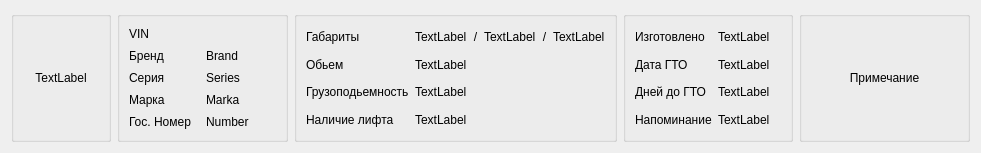
This is Modules/Autopark/Delegat/MainDelegatAutopark/maindelegatewidgetautopark.ui in Sakton/CONVEYANCE_Q as Qt 5 draws it before an edit. The edited form follows.
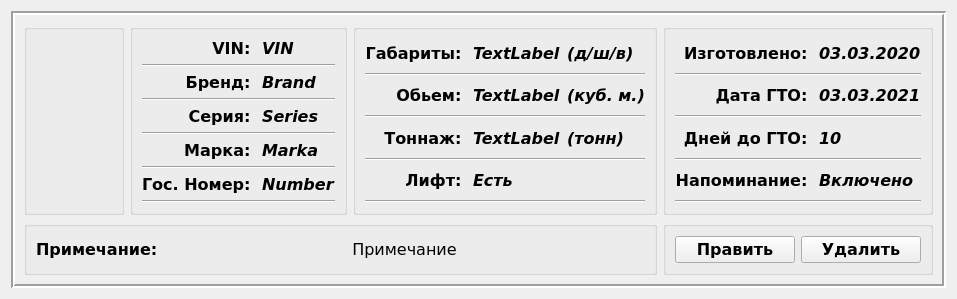
This is the edited form. Icons and pictures are not drawn.

```diff
--- a/Modules/Autopark/Delegat/MainDelegatAutopark/maindelegatewidgetautopark.ui
+++ b/Modules/Autopark/Delegat/MainDelegatAutopark/maindelegatewidgetautopark.ui
@@ -6,12 +6,12 @@
    <rect>
     <x>0</x>
     <y>0</y>
-    <width>981</width>
-    <height>153</height>
+    <width>944</width>
+    <height>295</height>
    </rect>
   </property>
   <property name="sizePolicy">
-   <sizepolicy hsizetype="Minimum" vsizetype="Maximum">
+   <sizepolicy hsizetype="Preferred" vsizetype="Minimum">
     <horstretch>0</horstretch>
     <verstretch>0</verstretch>
    </sizepolicy>
@@ -21,68 +21,269 @@
   </property>
   <layout class="QGridLayout" name="gridLayout_2">
    <item row="0" column="0">
+    <widget class="QFrame" name="frame">
+     <property name="frameShape">
+      <enum>QFrame::Box</enum>
+     </property>
+     <property name="frameShadow">
+      <enum>QFrame::Sunken</enum>
+     </property>
+     <property name="lineWidth">
+      <number>2</number>
+     </property>
+     <layout class="QGridLayout" name="gridLayout_12">
+      <item row="0" column="0">
     <layout class="QGridLayout" name="gridLayout">
-     <item row="0" column="3">
-      <widget class="QGroupBox" name="groupBox_3">
+        <item row="0" column="2">
+         <widget class="QGroupBox" name="groupBox_2">
        <property name="title">
         <string/>
        </property>
-       <layout class="QGridLayout" name="gridLayout_9">
+          <layout class="QGridLayout" name="gridLayout_7">
         <item row="0" column="0">
-         <layout class="QGridLayout" name="gridLayout_8">
-          <item row="0" column="0">
-           <widget class="QLabel" name="label_13">
+            <layout class="QGridLayout" name="gridLayout_6">
+             <item row="2" column="2">
+              <widget class="QLabel" name="label_12">
+               <property name="font">
+                <font>
+                 <family>Verdana</family>
+                 <pointsize>12</pointsize>
+                 <weight>75</weight>
+                 <italic>true</italic>
+                 <bold>true</bold>
+                </font>
+               </property>
             <property name="text">
-             <string>Изготовлено</string>
+                <string>(куб. м.)</string>
             </property>
            </widget>
           </item>
           <item row="2" column="0">
-           <widget class="QLabel" name="label_21">
+              <widget class="QLabel" name="label_7">
+               <property name="font">
+                <font>
+                 <family>Verdana</family>
+                 <pointsize>12</pointsize>
+                 <weight>75</weight>
+                 <bold>true</bold>
+                </font>
+               </property>
             <property name="text">
-             <string>Дней до ГТО</string>
+                <string>Обьем: </string>
+               </property>
+               <property name="alignment">
+                <set>Qt::AlignRight|Qt::AlignTrailing|Qt::AlignVCenter</set>
+               </property>
+              </widget>
+             </item>
+             <item row="0" column="0">
+              <widget class="QLabel" name="label_6">
+               <property name="sizePolicy">
+                <sizepolicy hsizetype="Preferred" vsizetype="Preferred">
+                 <horstretch>0</horstretch>
+                 <verstretch>0</verstretch>
+                </sizepolicy>
+               </property>
+               <property name="font">
+                <font>
+                 <family>Verdana</family>
+                 <pointsize>12</pointsize>
+                 <weight>75</weight>
+                 <bold>true</bold>
+                </font>
+               </property>
+               <property name="text">
+                <string>Габариты: </string>
+               </property>
+               <property name="alignment">
+                <set>Qt::AlignRight|Qt::AlignTrailing|Qt::AlignVCenter</set>
             </property>
            </widget>
           </item>
           <item row="2" column="1">
-           <widget class="QLabel" name="labelDayTo">
+              <widget class="QLabel" name="labelSpace">
+               <property name="sizePolicy">
+                <sizepolicy hsizetype="Preferred" vsizetype="Preferred">
+                 <horstretch>0</horstretch>
+                 <verstretch>0</verstretch>
+                </sizepolicy>
+               </property>
+               <property name="font">
+                <font>
+                 <family>Verdana</family>
+                 <pointsize>12</pointsize>
+                 <weight>75</weight>
+                 <italic>true</italic>
+                 <bold>true</bold>
+                </font>
+               </property>
             <property name="text">
              <string>TextLabel</string>
             </property>
            </widget>
           </item>
-          <item row="1" column="0">
-           <widget class="QLabel" name="label_15">
+             <item row="6" column="1">
+              <widget class="QLabel" name="labelLift">
+               <property name="sizePolicy">
+                <sizepolicy hsizetype="Preferred" vsizetype="Preferred">
+                 <horstretch>0</horstretch>
+                 <verstretch>0</verstretch>
+                </sizepolicy>
+               </property>
+               <property name="font">
+                <font>
+                 <family>Verdana</family>
+                 <pointsize>12</pointsize>
+                 <weight>75</weight>
+                 <italic>true</italic>
+                 <bold>true</bold>
+                </font>
+               </property>
             <property name="text">
-             <string>Дата ГТО</string>
+                <string>Есть</string>
+               </property>
+              </widget>
+             </item>
+             <item row="4" column="0">
+              <widget class="QLabel" name="label_9">
+               <property name="font">
+                <font>
+                 <family>Verdana</family>
+                 <pointsize>12</pointsize>
+                 <weight>75</weight>
+                 <bold>true</bold>
+                </font>
+               </property>
+               <property name="text">
+                <string>Тоннаж: </string>
+               </property>
+               <property name="alignment">
+                <set>Qt::AlignRight|Qt::AlignTrailing|Qt::AlignVCenter</set>
+               </property>
+              </widget>
+             </item>
+             <item row="7" column="0" colspan="3">
+              <widget class="Line" name="line_9">
+               <property name="orientation">
+                <enum>Qt::Horizontal</enum>
+               </property>
+              </widget>
+             </item>
+             <item row="6" column="0">
+              <widget class="QLabel" name="label_11">
+               <property name="font">
+                <font>
+                 <family>Verdana</family>
+                 <pointsize>12</pointsize>
+                 <weight>75</weight>
+                 <bold>true</bold>
+                </font>
+               </property>
+               <property name="text">
+                <string>Лифт: </string>
+               </property>
+               <property name="alignment">
+                <set>Qt::AlignRight|Qt::AlignTrailing|Qt::AlignVCenter</set>
+               </property>
+              </widget>
+             </item>
+             <item row="3" column="0" colspan="3">
+              <widget class="Line" name="line_7">
+               <property name="orientation">
+                <enum>Qt::Horizontal</enum>
+               </property>
+              </widget>
+             </item>
+             <item row="4" column="1">
+              <widget class="QLabel" name="labelTonnag">
+               <property name="sizePolicy">
+                <sizepolicy hsizetype="Preferred" vsizetype="Preferred">
+                 <horstretch>0</horstretch>
+                 <verstretch>0</verstretch>
+                </sizepolicy>
+               </property>
+               <property name="font">
+                <font>
+                 <family>Verdana</family>
+                 <pointsize>12</pointsize>
+                 <weight>75</weight>
+                 <italic>true</italic>
+                 <bold>true</bold>
+                </font>
+               </property>
+               <property name="text">
+                <string>TextLabel</string>
+               </property>
+              </widget>
+             </item>
+             <item row="4" column="2">
+              <widget class="QLabel" name="label_14">
+               <property name="font">
+                <font>
+                 <family>Verdana</family>
+                 <pointsize>12</pointsize>
+                 <weight>75</weight>
+                 <italic>true</italic>
+                 <bold>true</bold>
+                </font>
+               </property>
+               <property name="text">
+                <string>(тонн)</string>
             </property>
            </widget>
           </item>
           <item row="0" column="1">
-           <widget class="QLabel" name="labelDataIssue">
+              <widget class="QLabel" name="labelGabarity">
+               <property name="sizePolicy">
+                <sizepolicy hsizetype="Preferred" vsizetype="Preferred">
+                 <horstretch>0</horstretch>
+                 <verstretch>0</verstretch>
+                </sizepolicy>
+               </property>
+               <property name="font">
+                <font>
+                 <family>Verdana</family>
+                 <pointsize>12</pointsize>
+                 <weight>75</weight>
+                 <italic>true</italic>
+                 <bold>true</bold>
+                </font>
+               </property>
             <property name="text">
              <string>TextLabel</string>
             </property>
-           </widget>
-          </item>
-          <item row="1" column="1">
-           <widget class="QLabel" name="labelTechInspection">
-            <property name="text">
-             <string>TextLabel</string>
+               <property name="alignment">
+                <set>Qt::AlignLeading|Qt::AlignLeft|Qt::AlignVCenter</set>
+               </property>
+              </widget>
+             </item>
+             <item row="1" column="0" colspan="3">
+              <widget class="Line" name="line_6">
+               <property name="orientation">
+                <enum>Qt::Horizontal</enum>
             </property>
            </widget>
           </item>
-          <item row="3" column="0">
-           <widget class="QLabel" name="label_23">
-            <property name="text">
-             <string>Напоминание</string>
+             <item row="5" column="0" colspan="3">
+              <widget class="Line" name="line_8">
+               <property name="orientation">
+                <enum>Qt::Horizontal</enum>
             </property>
            </widget>
           </item>
-          <item row="3" column="1">
-           <widget class="QLabel" name="labelReminder">
+             <item row="0" column="2">
+              <widget class="QLabel" name="label_10">
+               <property name="font">
+                <font>
+                 <family>Verdana</family>
+                 <pointsize>12</pointsize>
+                 <weight>75</weight>
+                 <italic>true</italic>
+                 <bold>true</bold>
+                </font>
+               </property>
             <property name="text">
-             <string>TextLabel</string>
+                <string>(д/ш/в)</string>
             </property>
            </widget>
           </item>
@@ -94,7 +295,7 @@
      <item row="0" column="0">
       <widget class="QGroupBox" name="groupBoxImg">
        <property name="sizePolicy">
-        <sizepolicy hsizetype="Maximum" vsizetype="Preferred">
+           <sizepolicy hsizetype="Preferred" vsizetype="Preferred">
          <horstretch>0</horstretch>
          <verstretch>0</verstretch>
         </sizepolicy>
@@ -112,13 +313,16 @@
         <item row="0" column="0">
          <widget class="QLabel" name="lblPixmap">
           <property name="sizePolicy">
-           <sizepolicy hsizetype="Maximum" vsizetype="Maximum">
+              <sizepolicy hsizetype="Preferred" vsizetype="Preferred">
             <horstretch>0</horstretch>
             <verstretch>0</verstretch>
            </sizepolicy>
           </property>
           <property name="text">
-           <string>TextLabel</string>
+              <string/>
+             </property>
+             <property name="pixmap">
+              <pixmap resource="../../../../img/image.qrc">:/image/empty_photo.jpg</pixmap>
           </property>
           <property name="alignment">
            <set>Qt::AlignCenter</set>
@@ -128,21 +332,181 @@
        </layout>
       </widget>
      </item>
-     <item row="0" column="4">
-      <widget class="QGroupBox" name="groupBox_4">
+        <item row="0" column="3">
+         <widget class="QGroupBox" name="groupBox_3">
        <property name="title">
         <string/>
        </property>
-       <layout class="QGridLayout" name="gridLayout_11">
+          <layout class="QGridLayout" name="gridLayout_9">
         <item row="0" column="0">
-         <layout class="QGridLayout" name="gridLayout_10">
+            <layout class="QGridLayout" name="gridLayout_8">
           <item row="0" column="0">
-           <widget class="QLabel" name="labelNote">
+              <widget class="QLabel" name="label_13">
+               <property name="sizePolicy">
+                <sizepolicy hsizetype="Preferred" vsizetype="Preferred">
+                 <horstretch>0</horstretch>
+                 <verstretch>0</verstretch>
+                </sizepolicy>
+               </property>
+               <property name="font">
+                <font>
+                 <family>Verdana</family>
+                 <pointsize>12</pointsize>
+                 <weight>75</weight>
+                 <bold>true</bold>
+                </font>
+               </property>
             <property name="text">
-             <string>Примечание</string>
+                <string>Изготовлено: </string>
             </property>
             <property name="alignment">
-             <set>Qt::AlignCenter</set>
+                <set>Qt::AlignRight|Qt::AlignTrailing|Qt::AlignVCenter</set>
+               </property>
+              </widget>
+             </item>
+             <item row="6" column="0">
+              <widget class="QLabel" name="label_23">
+               <property name="font">
+                <font>
+                 <family>Verdana</family>
+                 <pointsize>12</pointsize>
+                 <weight>75</weight>
+                 <bold>true</bold>
+                </font>
+               </property>
+               <property name="text">
+                <string>Напоминание: </string>
+               </property>
+               <property name="alignment">
+                <set>Qt::AlignRight|Qt::AlignTrailing|Qt::AlignVCenter</set>
+               </property>
+              </widget>
+             </item>
+             <item row="2" column="0">
+              <widget class="QLabel" name="label_15">
+               <property name="font">
+                <font>
+                 <family>Verdana</family>
+                 <pointsize>12</pointsize>
+                 <weight>75</weight>
+                 <bold>true</bold>
+                </font>
+               </property>
+               <property name="text">
+                <string>Дата ГТО: </string>
+               </property>
+               <property name="alignment">
+                <set>Qt::AlignRight|Qt::AlignTrailing|Qt::AlignVCenter</set>
+               </property>
+              </widget>
+             </item>
+             <item row="1" column="0" colspan="2">
+              <widget class="Line" name="line_10">
+               <property name="orientation">
+                <enum>Qt::Horizontal</enum>
+               </property>
+              </widget>
+             </item>
+             <item row="3" column="0" colspan="2">
+              <widget class="Line" name="line_11">
+               <property name="orientation">
+                <enum>Qt::Horizontal</enum>
+               </property>
+              </widget>
+             </item>
+             <item row="4" column="1">
+              <widget class="QLabel" name="labelDayTo">
+               <property name="font">
+                <font>
+                 <family>Verdana</family>
+                 <pointsize>12</pointsize>
+                 <weight>75</weight>
+                 <italic>true</italic>
+                 <bold>true</bold>
+                </font>
+               </property>
+               <property name="text">
+                <string>10</string>
+               </property>
+              </widget>
+             </item>
+             <item row="4" column="0">
+              <widget class="QLabel" name="label_21">
+               <property name="font">
+                <font>
+                 <family>Verdana</family>
+                 <pointsize>12</pointsize>
+                 <weight>75</weight>
+                 <bold>true</bold>
+                </font>
+               </property>
+               <property name="text">
+                <string>Дней до ГТО: </string>
+               </property>
+               <property name="alignment">
+                <set>Qt::AlignRight|Qt::AlignTrailing|Qt::AlignVCenter</set>
+               </property>
+              </widget>
+             </item>
+             <item row="6" column="1">
+              <widget class="QLabel" name="labelReminder">
+               <property name="font">
+                <font>
+                 <family>Verdana</family>
+                 <pointsize>12</pointsize>
+                 <weight>75</weight>
+                 <italic>true</italic>
+                 <bold>true</bold>
+                </font>
+               </property>
+               <property name="text">
+                <string>Включено</string>
+               </property>
+              </widget>
+             </item>
+             <item row="5" column="0" colspan="2">
+              <widget class="Line" name="line_12">
+               <property name="orientation">
+                <enum>Qt::Horizontal</enum>
+               </property>
+              </widget>
+             </item>
+             <item row="2" column="1">
+              <widget class="QLabel" name="labelTechInspection">
+               <property name="font">
+                <font>
+                 <family>Verdana</family>
+                 <pointsize>12</pointsize>
+                 <weight>75</weight>
+                 <italic>true</italic>
+                 <bold>true</bold>
+                </font>
+               </property>
+               <property name="text">
+                <string>03.03.2021</string>
+               </property>
+              </widget>
+             </item>
+             <item row="0" column="1">
+              <widget class="QLabel" name="labelDataIssue">
+               <property name="font">
+                <font>
+                 <family>Verdana</family>
+                 <pointsize>12</pointsize>
+                 <weight>75</weight>
+                 <italic>true</italic>
+                 <bold>true</bold>
+                </font>
+               </property>
+               <property name="text">
+                <string>03.03.2020</string>
+               </property>
+              </widget>
+             </item>
+             <item row="7" column="0" colspan="2">
+              <widget class="Line" name="line_13">
+               <property name="orientation">
+                <enum>Qt::Horizontal</enum>
             </property>
            </widget>
           </item>
@@ -159,66 +523,214 @@
        <layout class="QGridLayout" name="gridLayout_5">
         <item row="0" column="0">
          <layout class="QGridLayout" name="gridLayout_4">
-          <item row="1" column="1">
+             <item row="2" column="0">
+              <widget class="QLabel" name="label">
+               <property name="font">
+                <font>
+                 <family>Verdana</family>
+                 <pointsize>12</pointsize>
+                 <weight>75</weight>
+                 <bold>true</bold>
+                </font>
+               </property>
+               <property name="text">
+                <string>Бренд: </string>
+               </property>
+               <property name="alignment">
+                <set>Qt::AlignRight|Qt::AlignTrailing|Qt::AlignVCenter</set>
+               </property>
+              </widget>
+             </item>
+             <item row="0" column="1">
+              <widget class="QLabel" name="labelVIN">
+               <property name="font">
+                <font>
+                 <family>Verdana</family>
+                 <pointsize>12</pointsize>
+                 <weight>75</weight>
+                 <italic>true</italic>
+                 <bold>true</bold>
+                </font>
+               </property>
+               <property name="text">
+                <string>VIN</string>
+               </property>
+              </widget>
+             </item>
+             <item row="1" column="0" colspan="2">
+              <widget class="Line" name="line">
+               <property name="orientation">
+                <enum>Qt::Horizontal</enum>
+               </property>
+              </widget>
+             </item>
+             <item row="8" column="1">
+              <widget class="QLabel" name="labelGosNomer">
+               <property name="font">
+                <font>
+                 <family>Verdana</family>
+                 <pointsize>12</pointsize>
+                 <weight>75</weight>
+                 <italic>true</italic>
+                 <bold>true</bold>
+                </font>
+               </property>
+               <property name="text">
+                <string>Number</string>
+               </property>
+              </widget>
+             </item>
+             <item row="7" column="0" colspan="2">
+              <widget class="Line" name="line_4">
+               <property name="orientation">
+                <enum>Qt::Horizontal</enum>
+               </property>
+              </widget>
+             </item>
+             <item row="2" column="1">
            <widget class="QLabel" name="labelBrandName">
+               <property name="font">
+                <font>
+                 <family>Verdana</family>
+                 <pointsize>12</pointsize>
+                 <weight>75</weight>
+                 <italic>true</italic>
+                 <bold>true</bold>
+                </font>
+               </property>
             <property name="text">
              <string>Brand</string>
             </property>
            </widget>
           </item>
-          <item row="4" column="0">
+             <item row="4" column="1">
+              <widget class="QLabel" name="labelSeries">
+               <property name="font">
+                <font>
+                 <family>Verdana</family>
+                 <pointsize>12</pointsize>
+                 <weight>75</weight>
+                 <italic>true</italic>
+                 <bold>true</bold>
+                </font>
+               </property>
+               <property name="text">
+                <string>Series</string>
+               </property>
+              </widget>
+             </item>
+             <item row="8" column="0">
            <widget class="QLabel" name="label_2">
+               <property name="font">
+                <font>
+                 <family>Verdana</family>
+                 <pointsize>12</pointsize>
+                 <weight>75</weight>
+                 <bold>true</bold>
+                </font>
+               </property>
             <property name="text">
-             <string>Гос. Номер</string>
-            </property>
-           </widget>
-          </item>
-          <item row="3" column="0">
+                <string>Гос. Номер: </string>
+               </property>
+               <property name="alignment">
+                <set>Qt::AlignRight|Qt::AlignTrailing|Qt::AlignVCenter</set>
+               </property>
+              </widget>
+             </item>
+             <item row="3" column="0" colspan="2">
+              <widget class="Line" name="line_2">
+               <property name="orientation">
+                <enum>Qt::Horizontal</enum>
+               </property>
+              </widget>
+             </item>
+             <item row="6" column="0">
            <widget class="QLabel" name="label_5">
+               <property name="font">
+                <font>
+                 <family>Verdana</family>
+                 <pointsize>12</pointsize>
+                 <weight>75</weight>
+                 <bold>true</bold>
+                </font>
+               </property>
             <property name="text">
-             <string>Марка</string>
-            </property>
-           </widget>
-          </item>
-          <item row="3" column="1">
+                <string>Марка: </string>
+               </property>
+               <property name="alignment">
+                <set>Qt::AlignRight|Qt::AlignTrailing|Qt::AlignVCenter</set>
+               </property>
+              </widget>
+             </item>
+             <item row="5" column="0" colspan="2">
+              <widget class="Line" name="line_3">
+               <property name="orientation">
+                <enum>Qt::Horizontal</enum>
+               </property>
+              </widget>
+             </item>
+             <item row="0" column="0">
+              <widget class="QLabel" name="label_8">
+               <property name="sizePolicy">
+                <sizepolicy hsizetype="Preferred" vsizetype="Preferred">
+                 <horstretch>0</horstretch>
+                 <verstretch>0</verstretch>
+                </sizepolicy>
+               </property>
+               <property name="font">
+                <font>
+                 <family>Verdana</family>
+                 <pointsize>12</pointsize>
+                 <weight>75</weight>
+                 <bold>true</bold>
+                </font>
+               </property>
+               <property name="text">
+                <string>VIN: </string>
+               </property>
+               <property name="alignment">
+                <set>Qt::AlignRight|Qt::AlignTrailing|Qt::AlignVCenter</set>
+               </property>
+              </widget>
+             </item>
+             <item row="6" column="1">
            <widget class="QLabel" name="labelMarka">
+               <property name="font">
+                <font>
+                 <family>Verdana</family>
+                 <pointsize>12</pointsize>
+                 <weight>75</weight>
+                 <italic>true</italic>
+                 <bold>true</bold>
+                </font>
+               </property>
             <property name="text">
              <string>Marka</string>
             </property>
            </widget>
           </item>
-          <item row="4" column="1">
-           <widget class="QLabel" name="labelGosNomer">
-            <property name="text">
-             <string>Number</string>
-            </property>
-           </widget>
-          </item>
-          <item row="2" column="1">
-           <widget class="QLabel" name="labelSeries">
-            <property name="text">
-             <string>Series</string>
-            </property>
-           </widget>
-          </item>
-          <item row="2" column="0">
+             <item row="4" column="0">
            <widget class="QLabel" name="label_3">
-            <property name="text">
-             <string>Серия</string>
-            </property>
-           </widget>
-          </item>
-          <item row="1" column="0">
-           <widget class="QLabel" name="label">
+               <property name="font">
+                <font>
+                 <family>Verdana</family>
+                 <pointsize>12</pointsize>
+                 <weight>75</weight>
+                 <bold>true</bold>
+                </font>
+               </property>
             <property name="text">
-             <string>Бренд</string>
-            </property>
-           </widget>
-          </item>
-          <item row="0" column="0" colspan="2">
-           <widget class="QLabel" name="labelVIN">
-            <property name="text">
-             <string>VIN</string>
+                <string>Серия: </string>
+               </property>
+               <property name="alignment">
+                <set>Qt::AlignRight|Qt::AlignTrailing|Qt::AlignVCenter</set>
+               </property>
+              </widget>
+             </item>
+             <item row="9" column="0" colspan="2">
+              <widget class="Line" name="line_5">
+               <property name="orientation">
+                <enum>Qt::Horizontal</enum>
             </property>
            </widget>
           </item>
@@ -227,148 +739,129 @@
        </layout>
       </widget>
      </item>
-     <item row="0" column="2">
-      <widget class="QGroupBox" name="groupBox_2">
-       <property name="title">
-        <string/>
-       </property>
-       <layout class="QGridLayout" name="gridLayout_7">
-        <item row="0" column="0">
-         <layout class="QGridLayout" name="gridLayout_6">
-          <item row="0" column="0">
-           <widget class="QLabel" name="label_6">
+        <item row="1" column="0" colspan="3">
+         <widget class="QGroupBox" name="groupBoxNote">
             <property name="sizePolicy">
-             <sizepolicy hsizetype="Maximum" vsizetype="Preferred">
+           <sizepolicy hsizetype="Preferred" vsizetype="Preferred">
               <horstretch>0</horstretch>
               <verstretch>0</verstretch>
              </sizepolicy>
             </property>
-            <property name="text">
-             <string>Габариты</string>
-            </property>
-           </widget>
-          </item>
+          <property name="title">
+           <string/>
+          </property>
+          <layout class="QGridLayout" name="gridLayout_11">
+           <item row="0" column="0">
+            <layout class="QGridLayout" name="gridLayout_10">
           <item row="0" column="1">
-           <widget class="QLabel" name="labelLenth">
-            <property name="sizePolicy">
-             <sizepolicy hsizetype="Maximum" vsizetype="Preferred">
-              <horstretch>0</horstretch>
-              <verstretch>0</verstretch>
-             </sizepolicy>
+              <widget class="QLabel" name="labelNote">
+               <property name="font">
+                <font>
+                 <family>Verdana</family>
+                 <pointsize>12</pointsize>
+                </font>
             </property>
             <property name="text">
-             <string>TextLabel</string>
-            </property>
-           </widget>
-          </item>
-          <item row="0" column="4">
-           <widget class="QLabel" name="label_19">
-            <property name="sizePolicy">
-             <sizepolicy hsizetype="Maximum" vsizetype="Preferred">
-              <horstretch>0</horstretch>
-              <verstretch>0</verstretch>
-             </sizepolicy>
-            </property>
-            <property name="text">
-             <string>/</string>
+                <string>Примечание</string>
             </property>
             <property name="alignment">
              <set>Qt::AlignCenter</set>
             </property>
            </widget>
           </item>
-          <item row="3" column="0">
-           <widget class="QLabel" name="label_11">
-            <property name="text">
-             <string>Наличие лифта</string>
-            </property>
-           </widget>
-          </item>
-          <item row="0" column="3">
-           <widget class="QLabel" name="labelWidth">
+             <item row="0" column="0">
+              <widget class="QLabel" name="label_4">
             <property name="sizePolicy">
              <sizepolicy hsizetype="Maximum" vsizetype="Preferred">
               <horstretch>0</horstretch>
               <verstretch>0</verstretch>
              </sizepolicy>
             </property>
+               <property name="font">
+                <font>
+                 <family>Verdana</family>
+                 <pointsize>12</pointsize>
+                 <weight>75</weight>
+                 <bold>true</bold>
+                </font>
+               </property>
             <property name="text">
-             <string>TextLabel</string>
+                <string>Примечание:</string>
+               </property>
+              </widget>
+             </item>
+            </layout>
+           </item>
+          </layout>
+         </widget>
+        </item>
+        <item row="1" column="3">
+         <widget class="QGroupBox" name="groupBox_4">
+          <property name="sizePolicy">
+           <sizepolicy hsizetype="Preferred" vsizetype="Preferred">
+            <horstretch>0</horstretch>
+            <verstretch>0</verstretch>
+           </sizepolicy>
+          </property>
+          <property name="title">
+           <string/>
+          </property>
+          <layout class="QGridLayout" name="gridLayout_14">
+           <item row="0" column="0">
+            <layout class="QGridLayout" name="gridLayout_13">
+             <item row="1" column="1">
+              <widget class="QPushButton" name="pushButton_2">
+               <property name="sizePolicy">
+                <sizepolicy hsizetype="Preferred" vsizetype="Preferred">
+                 <horstretch>0</horstretch>
+                 <verstretch>0</verstretch>
+                </sizepolicy>
+               </property>
+               <property name="font">
+                <font>
+                 <family>Verdana</family>
+                 <pointsize>12</pointsize>
+                 <weight>75</weight>
+                 <bold>true</bold>
+                </font>
+               </property>
+               <property name="text">
+                <string>Удалить</string>
             </property>
            </widget>
           </item>
           <item row="1" column="0">
-           <widget class="QLabel" name="label_7">
-            <property name="text">
-             <string>Обьем</string>
-            </property>
-           </widget>
-          </item>
-          <item row="2" column="0">
-           <widget class="QLabel" name="label_9">
-            <property name="text">
-             <string>Грузоподьемность</string>
-            </property>
-           </widget>
-          </item>
-          <item row="0" column="2">
-           <widget class="QLabel" name="label_17">
+              <widget class="QPushButton" name="pushButton">
             <property name="sizePolicy">
-             <sizepolicy hsizetype="Maximum" vsizetype="Preferred">
+                <sizepolicy hsizetype="Preferred" vsizetype="Preferred">
               <horstretch>0</horstretch>
               <verstretch>0</verstretch>
              </sizepolicy>
             </property>
-            <property name="text">
-             <string>/</string>
-            </property>
-            <property name="alignment">
-             <set>Qt::AlignCenter</set>
-            </property>
-           </widget>
-          </item>
-          <item row="0" column="5">
-           <widget class="QLabel" name="labelHeight">
-            <property name="sizePolicy">
-             <sizepolicy hsizetype="Maximum" vsizetype="Preferred">
-              <horstretch>0</horstretch>
-              <verstretch>0</verstretch>
-             </sizepolicy>
-            </property>
+               <property name="font">
+                <font>
+                 <family>Verdana</family>
+                 <pointsize>12</pointsize>
+                 <weight>75</weight>
+                 <bold>true</bold>
+                </font>
+               </property>
             <property name="text">
-             <string>TextLabel</string>
+                <string>Править</string>
             </property>
            </widget>
           </item>
-          <item row="3" column="1" colspan="2">
-           <widget class="QLabel" name="labelLift">
-            <property name="text">
-             <string>TextLabel</string>
-            </property>
-           </widget>
-          </item>
-          <item row="2" column="1" colspan="2">
-           <widget class="QLabel" name="labelTonnag">
-            <property name="text">
-             <string>TextLabel</string>
-            </property>
-           </widget>
-          </item>
-          <item row="1" column="1" colspan="2">
-           <widget class="QLabel" name="labelSpace">
-            <property name="text">
-             <string>TextLabel</string>
-            </property>
-           </widget>
-          </item>
+            </layout>
+           </item>
+          </layout>
+         </widget>
+        </item>
          </layout>
         </item>
        </layout>
       </widget>
      </item>
     </layout>
-   </item>
-  </layout>
  </widget>
  <resources/>
  <connections/>
```
Left out of the diff: 4 changed lines with no effect on the pictures. Lines whose indentation alone changed are shown as unchanged.
